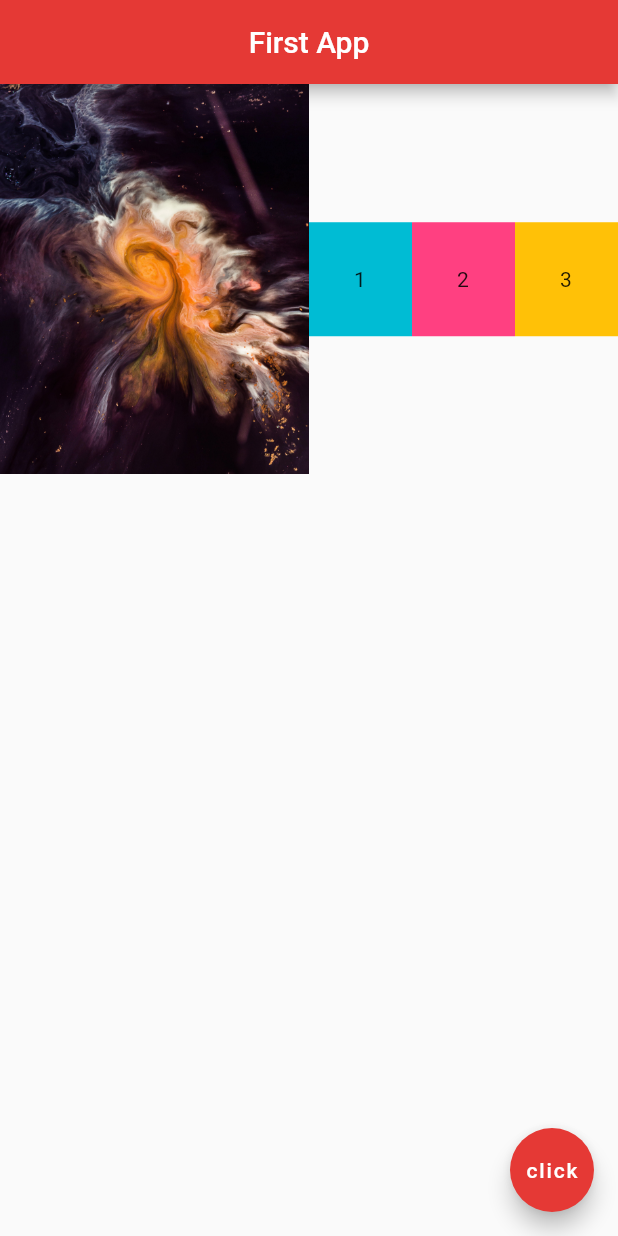
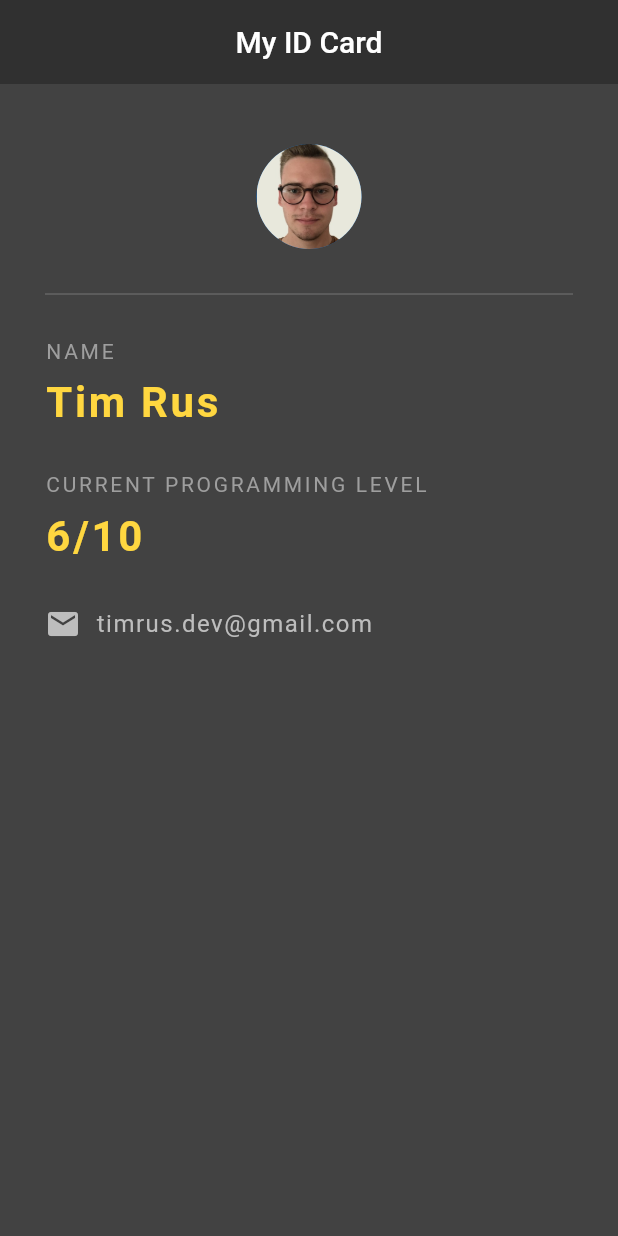
Before and after one commit to tGitm/flutter_course, a Flutter app: the screen it shows after launch, on a phone screen of 412 x 824 dp. Run offline on Flutter 3.47's test engine with Material 2 defaults, Android fonts, the phone set to English and light mode, and no system bars.

Commit message:
Simple starter project

```diff
--- a/lib/main.dart
+++ b/lib/main.dart
@@ -1,55 +1,94 @@
 import 'package:flutter/material.dart';
 
-void main() => runApp(MaterialApp(
-    home: Home()
-));
+void main() {
+  runApp(MaterialApp(
+    home: IdCard(),
+  )
+  );
+}
 
-
-class Home extends StatelessWidget {
+class IdCard extends StatelessWidget {
   @override
   Widget build(BuildContext context) {
-    return  Scaffold(
+    return Scaffold(
+      backgroundColor: Colors.grey[800],
       appBar: AppBar(
-        title: Text('First App'),
+        title: Text('My ID Card'),
         centerTitle: true,
-        backgroundColor: Colors.red[600],
+        backgroundColor: Colors.grey[850],
+        elevation: 0.0,   //odstranim drop shadow od appBara
       ),
-      body: Row(
+      body: Padding(
+        padding: EdgeInsets.fromLTRB(30, 40, 30, 0),
+        child: Column(
+          crossAxisAlignment: CrossAxisAlignment.start,
+          // ignore: prefer_const_literals_to_create_immutables
           children: [
-          Expanded(
-              flex: 3,
-              child: Image.asset('assets/space-2.jpg')
-          ),
-          Expanded(
-            flex: 1,
-            child: Container(
-              padding: EdgeInsets.all(30.0),
-              color: Colors.cyan,
-              child: Text('1'),
+            Center(
+              child: CircleAvatar(
+                backgroundImage: AssetImage('assets/tim.jpg'),
+                radius: 35.0,
               ),
             ),
-          Expanded(
-            flex: 1,
-            child: Container(
-              padding: EdgeInsets.all(30.0),
-              color: Colors.pinkAccent,
-              child: Text('2'),
+            Divider(
+              height: 60.0,
+              color: Colors.grey[600],
+            ),
+            Text(
+              'NAME',
+              style: TextStyle(
+                color: Colors.grey,
+                letterSpacing: 1.8,
               ),
             ),
-          Expanded(
-            flex: 1,
-            child: Container(
-              padding: EdgeInsets.all(30.0),
-              color: Colors.amber,
-              child: Text('3'),
+            SizedBox(height: 10.0,),  //adding space between widgets
+            Text(
+              'Tim Rus',
+              style: TextStyle(
+                color: Colors.amberAccent[200],
+                letterSpacing: 1.8,
+                fontSize: 28.0,
+                fontWeight: FontWeight.bold,
+              ),
+            ),
+            SizedBox(height: 30.0,),
+            Text(
+              'CURRENT PROGRAMMING LEVEL',
+              style: TextStyle(
+                color: Colors.grey,
+                letterSpacing: 1.8,
+              ),
+            ),
+            SizedBox(height: 10.0,),  //adding space between widgets
+            Text(
+              '6/10',
+              style: TextStyle(
+                color: Colors.amberAccent[200],
+                letterSpacing: 1.8,
+                fontSize: 28.0,
+                fontWeight: FontWeight.bold,
+              ),
+            ),
+            SizedBox(height: 30.0),
+            Row(
+              children: [
+                Icon(
+                  Icons.email,
+                  color: Colors.grey[400],
+                ),
+                SizedBox(width: 10.0),  //adding space in width between icon and text
+                Text(
+                  'timrus.dev@gmail.com',
+                  style: TextStyle(
+                    color: Colors.grey[400],
+                    fontSize: 16.0,
+                    letterSpacing: 1.0,
                   ),
                 ),
               ],
             ),
-      floatingActionButton: FloatingActionButton(
-        onPressed: () {  },
-        child: Text('click'),
-        backgroundColor: Colors.red[600],
+          ],
+        ),
       ),
     );
   }
--- a/pubspec.yaml
+++ b/pubspec.yaml
@@ -1,4 +1,4 @@
-name: myapp
+name: flutter_course
 description: A new Flutter project.
 
 # The following line prevents the package from being accidentally published to
@@ -59,7 +59,7 @@ flutter:
 
   # To add assets to your application, add an assets section, like this:
   assets:
-    - assets/
+    - assets/tim.jpg
 
   # An image asset can refer to one or more resolution-specific "variants", see
   # https://flutter.dev/assets-and-images/#resolution-aware.
@@ -77,6 +77,5 @@ flutter:
       fonts:
         - asset: fonts/SourceSansPro-Regular.ttf
 
-
   # For details regarding fonts from package dependencies,
   # see https://flutter.dev/custom-fonts/#from-packages
```
Also changed, not shown: assets/tim.jpg (added), 19 other files. Lines whose indentation alone changed are shown as unchanged.
